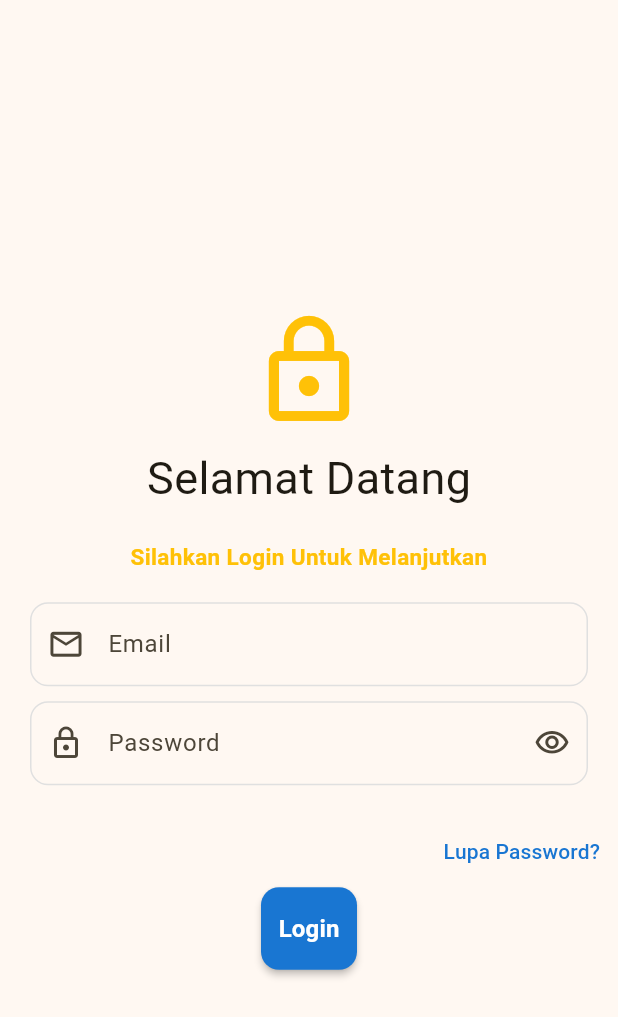
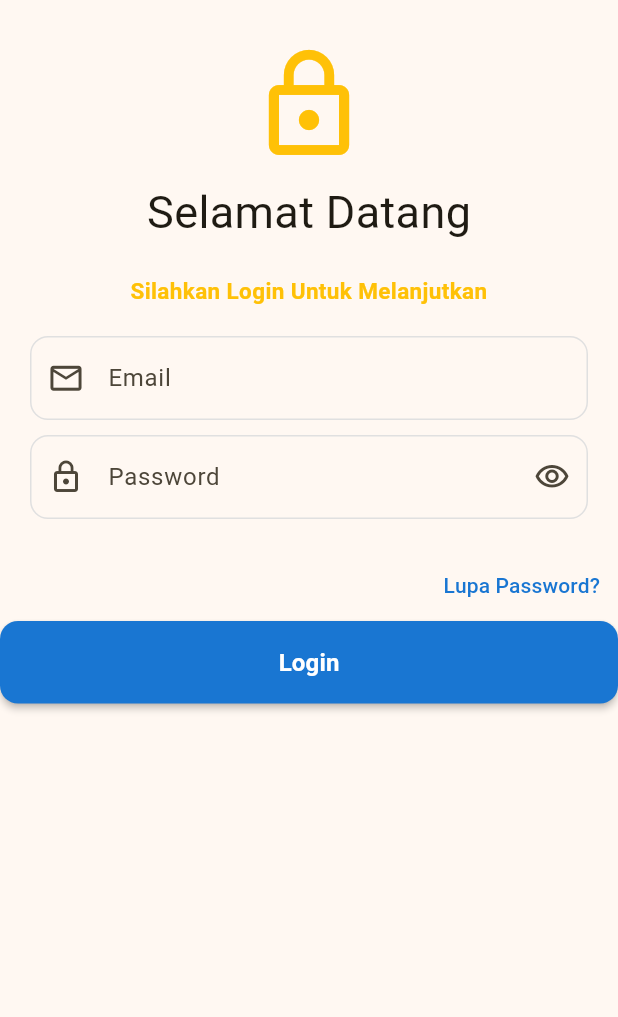
Before and after one commit to sellwia/KB1179-1122140124-UTS, a Flutter app: the Login screen opened directly, on a phone screen of 412 x 824 dp. Shown: the top 1017 px of the screen. Run offline on Flutter 3.47's test engine with Material 3 defaults, Android fonts, the phone set to English and light mode, and no system bars.

Commit message:
cross axis alignment

```diff
--- a/lib/screen/login.dart
+++ b/lib/screen/login.dart
@@ -8,8 +8,9 @@ class Login extends StatelessWidget {
     return Scaffold(
       body: Center(
         child: Column(
-          mainAxisAlignment: MainAxisAlignment.center, // vertikal tengah
-          crossAxisAlignment: CrossAxisAlignment.center, // horizontal tengah
+         // mainAxisAlignment: MainAxisAlignment.center, // vertikal tengah
+          //crossAxisAlignment: CrossAxisAlignment.center, // horizontal tengah
+          crossAxisAlignment: CrossAxisAlignment.stretch,
         children: [
           Container(
           padding:  EdgeInsets.all(20.0),
```
